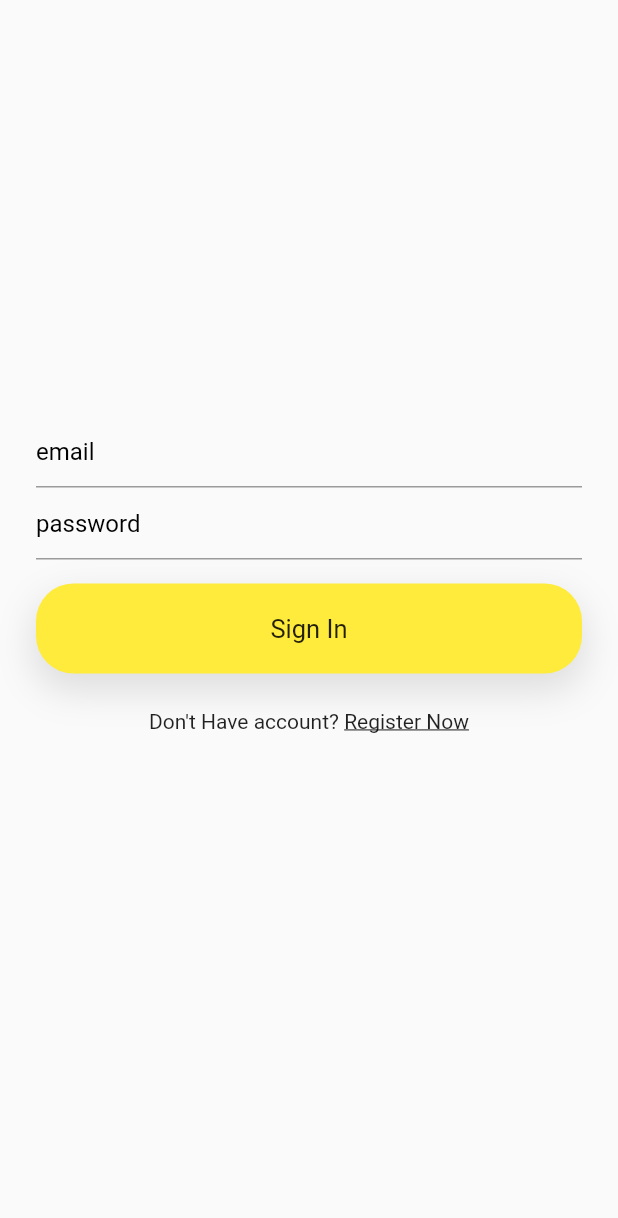
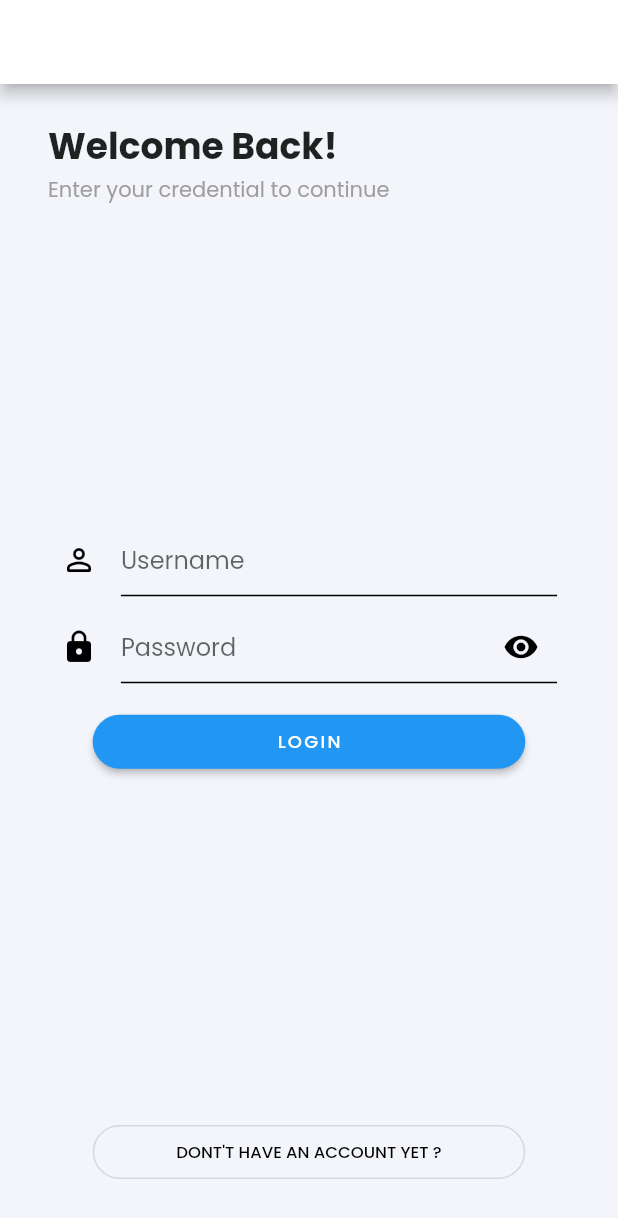
Before and after one commit to andrewtanjaya/kiolah, a Flutter app: the screen it shows after launch, on a phone screen of 412 x 824 dp. Shown: the top 1218 px of the screen. Run offline on Flutter 3.47's test engine with Material 2 defaults, Android fonts, the phone set to English and light mode, and no system bars; our stand-ins replace cloud_firestore, firebase_auth, firebase_core, google_fonts, google_sign_in, shared_preferences; accounts and stored records are empty.

Commit message:
login ui 🚀

```diff
--- /dev/null
+++ b/lib/components/login_header.dart
@@ -0,0 +1,41 @@
+import 'package:flutter/material.dart';
+import 'package:google_fonts/google_fonts.dart';
+
+class LoginHeader extends StatelessWidget {
+  final String title;
+  final String description;
+  const LoginHeader({
+    Key? key,
+    this.title: 'Welcome Back!',
+    this.description: "Enter your credential to continue",
+  }) : super(key: key);
+
+  @override
+  Widget build(BuildContext context) {
+    Size size = MediaQuery.of(context).size;
+    return Container(
+      margin: EdgeInsets.symmetric(horizontal: 16, vertical: 8),
+      width: size.width,
+      // color: Colors.blue,
+      child: Column(
+        mainAxisAlignment: MainAxisAlignment.start,
+        crossAxisAlignment: CrossAxisAlignment.start,
+        children: [
+          Text(
+            title,
+            style:
+                GoogleFonts.poppins(fontWeight: FontWeight.w700, fontSize: 24),
+          ),
+          Text(
+            description,
+            style: GoogleFonts.poppins(
+              fontWeight: FontWeight.w400,
+              fontSize: 14,
+              color: Colors.grey[500],
+            ),
+          ),
+        ],
+      ),
+    );
+  }
+}
--- /dev/null
+++ b/lib/components/password_input_field.dart
@@ -0,0 +1,61 @@
+import 'package:flutter/material.dart';
+import 'package:kiolah/etc/constants.dart';
+
+class PasswordInputField extends StatefulWidget {
+  // const PasswordInputField({ Key? key }) : super(key: key);
+
+  final TextEditingController controller;
+  final String hintText;
+  final FormFieldValidator validator;
+
+  const PasswordInputField({
+    Key? key,
+    required this.controller,
+    required this.validator,
+    this.hintText: 'Password',
+  }) : super(key: key);
+
+  @override
+  _PasswordInputFieldState createState() => _PasswordInputFieldState();
+}
+
+class _PasswordInputFieldState extends State<PasswordInputField> {
+  bool _obscureText = true;
+
+  void _toggle() {
+    setState(() {
+      _obscureText = !_obscureText;
+    });
+  }
+
+  @override
+  Widget build(BuildContext context) {
+    return TextFormField(
+      validator: widget.validator,
+      controller: widget.controller,
+      obscureText: _obscureText,
+      decoration: InputDecoration(
+        icon: Icon(
+          Icons.lock,
+          color: colorMainBlack,
+        ),
+        suffixIcon: IconButton(
+          icon: Icon(Icons.visibility),
+          color: colorMainBlack,
+          onPressed: _toggle,
+        ),
+        focusColor: colorMainBlack,
+        enabledBorder: UnderlineInputBorder(
+          borderSide: BorderSide(color: colorMainBlack),
+        ),
+        focusedBorder: UnderlineInputBorder(
+          borderSide: BorderSide(color: colorMainBlack),
+        ),
+        border: UnderlineInputBorder(
+          borderSide: BorderSide(color: colorMainBlack),
+        ),
+        hintText: widget.hintText,
+      ),
+    );
+  }
+}
--- /dev/null
+++ b/lib/components/round_button.dart
@@ -0,0 +1,38 @@
+import 'package:flutter/material.dart';
+import 'package:google_fonts/google_fonts.dart';
+
+class RoundButton extends StatelessWidget {
+  final String text;
+  final VoidCallback? onPressed;
+  const RoundButton({
+    Key? key,
+    required this.text,
+    this.onPressed,
+  }) : super(key: key);
+
+  @override
+  Widget build(BuildContext context) {
+    Size size = MediaQuery.of(context).size;
+    return Container(
+      width: size.width * .7,
+      margin: EdgeInsets.symmetric(
+        vertical: 10,
+      ),
+      child: ElevatedButton(
+        style: ElevatedButton.styleFrom(
+          alignment: Alignment.center,
+          shape: StadiumBorder(),
+        ),
+        onPressed: onPressed,
+        child: Text(
+          text,
+          style: GoogleFonts.poppins(
+            letterSpacing: 1.5,
+            fontWeight: FontWeight.w500,
+            fontSize: 12,
+          ),
+        ),
+      ),
+    );
+  }
+}
--- /dev/null
+++ b/lib/components/round_outlined_button.dart
@@ -0,0 +1,40 @@
+import 'package:flutter/material.dart';
+import 'package:google_fonts/google_fonts.dart';
+import 'package:kiolah/etc/constants.dart';
+
+class RoundOutlinedButton extends StatelessWidget {
+  final String text;
+  final VoidCallback? onPressed;
+
+  const RoundOutlinedButton({
+    Key? key,
+    this.text: 'Outlined Button',
+    this.onPressed,
+  }) : super(key: key);
+
+  @override
+  Widget build(BuildContext context) {
+    Size size = MediaQuery.of(context).size;
+    return Container(
+      margin: EdgeInsets.symmetric(vertical: 16),
+      width: size.width * .7,
+      // color: colorMainGray,
+      child: Container(
+        child: OutlinedButton(
+          onPressed: onPressed,
+          child: Text(
+            text,
+            style: GoogleFonts.poppins(
+              color: colorMainBlack,
+              fontSize: 11,
+              fontWeight: FontWeight.w500,
+            ),
+          ),
+          style: OutlinedButton.styleFrom(
+            shape: StadiumBorder(),
+          ),
+        ),
+      ),
+    );
+  }
+}
--- /dev/null
+++ b/lib/components/text_input_container.dart
@@ -0,0 +1,20 @@
+import 'package:flutter/material.dart';
+
+class TextInputContainer extends StatelessWidget {
+  final Widget child;
+  const TextInputContainer({
+    Key? key,
+    required this.child,
+  }) : super(key: key);
+
+  @override
+  Widget build(BuildContext context) {
+    Size size = MediaQuery.of(context).size;
+    return Container(
+      padding: EdgeInsets.symmetric(horizontal: 20, vertical: 5),
+      width: size.width * .9,
+      child: child,
+      // color: Colors.green,
+    );
+  }
+}
--- /dev/null
+++ b/lib/components/text_input_field.dart
@@ -0,0 +1,46 @@
+import 'package:flutter/material.dart';
+import 'package:kiolah/etc/constants.dart';
+
+class TextInputField extends StatelessWidget {
+  final TextEditingController controller;
+  final IconData icon;
+  final String hintText;
+  final FormFieldValidator validator;
+  final ValueChanged<String>? onChanged;
+
+  const TextInputField({
+    Key? key,
+    required this.controller,
+    required this.icon,
+    required this.hintText,
+    required this.validator,
+    this.onChanged,
+  }) : super(key: key);
+
+  @override
+  Widget build(BuildContext context) {
+    return TextFormField(
+      onChanged: onChanged,
+      validator: validator,
+      cursorColor: colorMainBlack,
+      decoration: InputDecoration(
+        icon: Icon(
+          Icons.person_outline_rounded,
+          color: colorMainBlack,
+        ),
+        hintText: hintText,
+        focusColor: colorMainBlack,
+        enabledBorder: UnderlineInputBorder(
+          borderSide: BorderSide(color: colorMainBlack),
+        ),
+        focusedBorder: UnderlineInputBorder(
+          borderSide: BorderSide(color: colorMainBlack),
+        ),
+        border: UnderlineInputBorder(
+          borderSide: BorderSide(color: colorMainBlack),
+        ),
+      ),
+      controller: controller,
+    );
+  }
+}
--- /dev/null
+++ b/lib/etc/constants.dart
@@ -0,0 +1,11 @@
+import 'package:flutter/material.dart';
+
+// color
+const colorMainBlack = Color(0xFF000000);
+const colorMainGray = Color(0xFFA5A7BD);
+const colorMainBlue = Color(0xFF6A80F5);
+const colorMainWhite = Color(0xFFF3F5FA);
+
+// color form
+const colorError = Color(0xFFED2C5B);
+const colorSuccess = Color(0xFF4EDBB0);
--- a/lib/main.dart
+++ b/lib/main.dart
@@ -5,8 +5,11 @@ import 'package:kiolah/helper/helperFunction.dart';
 import 'package:kiolah/views/chatList.dart';
 import 'package:kiolah/views/signIn.dart';
 import 'package:kiolah/views/signUp.dart';
+import 'package:google_fonts/google_fonts.dart';
 
-void main() async{
+import 'etc/constants.dart';
+
+void main() async {
   WidgetsFlutterBinding.ensureInitialized();
   await Firebase.initializeApp();
   runApp(MyApp());
@@ -19,7 +22,6 @@ class MyApp extends StatefulWidget {
 }
 
 class _MyAppState extends State<MyApp> {
-
   bool? isLoggedIn = false;
 
   @override
@@ -28,8 +30,8 @@ class _MyAppState extends State<MyApp> {
     super.initState();
   }
 
-  checkLoggedIn() async{
-    await HelperFunction.getUserLoggedInSP().then((value){
+  checkLoggedIn() async {
+    await HelperFunction.getUserLoggedInSP().then((value) {
       setState(() {
         isLoggedIn = value;
       });
@@ -42,8 +44,11 @@ class _MyAppState extends State<MyApp> {
       title: 'Flutter Demo',
       debugShowCheckedModeBanner: false,
       theme: ThemeData(
-
-        primarySwatch: Colors.yellow,
+        primaryColor: colorMainBlue,
+        scaffoldBackgroundColor: colorMainWhite,
+        textTheme: GoogleFonts.poppinsTextTheme(
+          Theme.of(context).textTheme,
+        ),
       ),
       home: isLoggedIn == true ? ChatList() : Authenticate(),
     );
@@ -51,7 +56,7 @@ class _MyAppState extends State<MyApp> {
 }
 
 class BlankScreen extends StatefulWidget {
-  const BlankScreen({ Key? key }) : super(key: key);
+  const BlankScreen({Key? key}) : super(key: key);
 
   @override
   _BlankScreenState createState() => _BlankScreenState();
@@ -60,8 +65,6 @@ class BlankScreen extends StatefulWidget {
 class _BlankScreenState extends State<BlankScreen> {
   @override
   Widget build(BuildContext context) {
-    return Container(
-
-    );
+    return Container();
   }
 }
--- a/lib/views/signIn.dart
+++ b/lib/views/signIn.dart
@@ -1,23 +1,31 @@
 import 'package:cloud_firestore/cloud_firestore.dart';
 import 'package:flutter/material.dart';
+import 'package:flutter/services.dart';
+import 'package:google_fonts/google_fonts.dart';
+import 'package:kiolah/components/login_header.dart';
+import 'package:kiolah/components/password_input_field.dart';
+import 'package:kiolah/components/round_button.dart';
+import 'package:kiolah/components/round_outlined_button.dart';
+import 'package:kiolah/components/text_input_container.dart';
+import 'package:kiolah/components/text_input_field.dart';
+import 'package:kiolah/etc/constants.dart';
 import 'package:kiolah/helper/constant.dart';
 import 'package:kiolah/helper/helperFunction.dart';
 import 'package:kiolah/services/auth.dart';
 import 'package:kiolah/services/database.dart';
 import 'package:kiolah/views/chatList.dart';
+import 'package:kiolah/views/signUp.dart';
 import 'package:kiolah/widgets/widget.dart';
+// import 'package:kiolah/widgets/widget.dart';
 
 class SignIn extends StatefulWidget {
   final Function toggle;
   SignIn(this.toggle);
-  // const SignIn({ Key? key }) : super(key: key);
-
   @override
   _SignInState createState() => _SignInState();
 }
 
 class _SignInState extends State<SignIn> {
-
   final formKey = GlobalKey<FormState>();
   TextEditingController emailController = new TextEditingController();
   TextEditingController passwordController = new TextEditingController();
@@ -27,13 +35,16 @@ class _SignInState extends State<SignIn> {
   bool isLoading = false;
   QuerySnapshot? snapUserInfo;
 
-  signIn(){
+  signIn() {
     HelperFunction.saveEmailSP(emailController.text);
-    if(formKey.currentState!.validate()){
-      databaseMethods.getUserByEmail(emailController.text).then((value){
+    if (formKey.currentState!.validate()) {
+      databaseMethods.getUserByEmail(emailController.text).then(
+        (value) {
           snapUserInfo = value;
-        HelperFunction.saveUsernameSP(snapUserInfo!.docs[0]["username"].toString());
-      });
+          HelperFunction.saveUsernameSP(
+              snapUserInfo!.docs[0]["username"].toString());
+        },
+      );
 
       String email = emailController.text;
       String pass = passwordController.text;
@@ -41,148 +52,245 @@ class _SignInState extends State<SignIn> {
       setState(() {
         isLoading = true;
       });
-      authMethods.signInWithEmailAndPassword(email, pass).then((value){
-        if(value != null){
 
+      authMethods.signInWithEmailAndPassword(email, pass).then(
+        (value) {
+          if (value != null) {
             HelperFunction.saveUserLoggedInSP(true);
-          HelperFunction.getUsernameSP().then((username){
+            HelperFunction.getUsernameSP().then((username) {
               Constant.myName = username.toString();
             });
 
-          Navigator.pushReplacement(context, MaterialPageRoute(builder: (context)=>ChatList()));
+            Navigator.pushReplacement(
+                context, MaterialPageRoute(builder: (context) => ChatList()));
           }
-      });
+        },
+      );
+    }
+  }
 
+  String? emailValidator(val) {
+    return RegExp(
+                r"^[a-zA-Z0-9.a-zA-Z0-9.!#$%&'*+-/=?^_`{|}~]+@[a-zA-Z0-9]+\.[a-zA-Z]+")
+            .hasMatch(val!)
+        ? null
+        : "Please provide valid email";
   }
+
+  String? passwordValidator(val) {
+    return val!.isEmpty || val.length < 6
+        ? "Password should be at least 6 characters"
+        : null;
   }
 
   @override
   Widget build(BuildContext context) {
+    // get screen size
+    Size size = MediaQuery.of(context).size;
     return Scaffold(
-      body: SingleChildScrollView(
-        child: Container(
-          height: MediaQuery.of(context).size.height-50,
-          alignment: Alignment.center,
-          child: Container(
-            padding: EdgeInsets.symmetric(horizontal: 24, vertical: 100),
+      appBar: AppBar(
+        backgroundColor: Colors.white,
+      ),
+      body: Container(
+        // color: Colors.pink,
+        width: double.infinity,
+        height: size.height,
+        child: Padding(
+          padding: const EdgeInsets.symmetric(horizontal: 16.0, vertical: 16.0),
           child: Column(
-              mainAxisSize: MainAxisSize.min,
+            // mainAxisAlignment: MainAxisAlignment.start,
+            crossAxisAlignment: CrossAxisAlignment.center,
             children: [
-                Form(
+              LoginHeader(
+                title: "Welcome Back!",
+                description: "Enter your credential to continue",
+              ),
+              Expanded(child: Container()),
+
+              // SizedBox(height: size.height * .1),
+              Container(
+                width: size.width,
+                // color: Colors.cyan,
+                margin: EdgeInsets.symmetric(vertical: 20),
+                child: Form(
                   key: formKey,
                   child: Column(
                     children: [
-                      TextFormField(
-                        validator: (val){
-                          return RegExp(r"^[a-zA-Z0-9.a-zA-Z0-9.!#$%&'*+-/=?^_`{|}~]+@[a-zA-Z0-9]+\.[a-zA-Z]+")
-                          .hasMatch(val!) ? null : "Please provide valid email";
+                      TextInputContainer(
+                        child: TextInputField(
+                          controller: emailController,
+                          validator: emailValidator,
+                          icon: Icons.person_outline_rounded,
+                          hintText: 'Username',
+                          onChanged: (value) => {},
+                        ),
+                      ),
+                      TextInputContainer(
+                        child: PasswordInputField(
+                          controller: passwordController,
+                          validator: passwordValidator,
+                        ),
+                      ),
+                      RoundButton(
+                        text: 'LOGIN',
+                        onPressed: () => signIn(),
+                      ),
+                      // SizedBox(height: size.height * .26),
+                    ],
+                  ),
+                ),
+              ),
+              Expanded(child: Container()),
+              RoundOutlinedButton(
+                text: "DONT\'T HAVE AN ACCOUNT YET ?",
+                onPressed: () {
+                  widget.toggle();
+                  // print('hello');
+                  // Navigator.of(context).pushReplacement(new MaterialPageRoute(
+                  //     builder: (BuildContext context) =>
+                  //         new SignUp(widget.toggle)));
                 },
-                        controller: emailController,
-                        decoration: textFieldInputDecoration("email")
-                      ),
-
-                      TextFormField(
-                        obscureText: true,
-                        validator: (val){
-                          return val!.isEmpty || val.length < 6 ? "Password should be at least 6 characters" : null;
-                        },
-                        controller: passwordController,
-                        decoration: textFieldInputDecoration("password")
               ),
             ],
           ),
         ),
-                // SizedBox(height: 16,),
-                // Container(
-                //   alignment: Alignment.centerRight,
-                //   child: Container(
-                //     padding: EdgeInsets.symmetric(horizontal: 16, vertical: 8),
-                //     child: Text(
-                //       "Forgot Password?",
-                //       style: TextStyle(
-                //         color: Colors.black
+      ),
+    );
+    // return Scaffold(
+    //   body: SingleChildScrollView(
+    //     child: Container(
+    //       height: MediaQuery.of(context).size.height - 50,
+    //       alignment: Alignment.center,
+    //       child: Container(
+    //         padding: EdgeInsets.symmetric(horizontal: 24, vertical: 100),
+    //         child: Column(
+    //           mainAxisSize: MainAxisSize.min,
+    //           children: [
+    //             Form(
+    //               key: formKey,
+    //               child: Column(
+    //                 children: [
+    //                   // email
+    //                   TextFormField(
+    //                     validator: (val) {
+    //                       return RegExp(
+    //                                   r"^[a-zA-Z0-9.a-zA-Z0-9.!#$%&'*+-/=?^_`{|}~]+@[a-zA-Z0-9]+\.[a-zA-Z]+")
+    //                               .hasMatch(val!)
+    //                           ? null
+    //                           : "Please provide valid email";
+    //                     },
+    //                     controller: emailController,
+    //                     decoration: textFieldInputDecoration("email"),
+    //                   ),
+
+    //                   // password
+    //                   TextFormField(
+    //                       obscureText: true,
+    //                       validator: (val) {
+    //                         return val!.isEmpty || val.length < 6
+    //                             ? "Password should be at least 6 characters"
+    //                             : null;
+    //                       },
+    //                       controller: passwordController,
+    //                       decoration: textFieldInputDecoration("password")),
+    //                 ],
+    //               ),
+    //             ),
+    //             // SizedBox(height: 16,),
+    //             // Container(
+    //             //   alignment: Alignment.centerRight,
+    //             //   child: Container(
+    //             //     padding: EdgeInsets.symmetric(horizontal: 16, vertical: 8),
+    //             //     child: Text(
+    //             //       "Forgot Password?",
+    //             //       style: TextStyle(
+    //             //         color: Colors.black
+    //             //       ),
+    //             //     ),
+    //             //   ),
+    //             // ),
+    //             SizedBox(
+    //               height: 16,
+    //             ),
+    //             GestureDetector(
+    //               onTap: () {
+    //                 signIn();
+    //               },
+    //               child: Container(
+    //                 alignment: Alignment.center,
+    //                 width: MediaQuery.of(context).size.width,
+    //                 padding: EdgeInsets.symmetric(vertical: 20),
+    //                 decoration: BoxDecoration(
+    //                     boxShadow: [
+    //                       BoxShadow(
+    //                         color: Colors.grey.withOpacity(0.3),
+    //                         spreadRadius: 2,
+    //                         blurRadius: 20,
+    //                         offset: Offset(0, 10),
+    //                       )
+    //                     ],
+    //                     color: Colors.yellow,
+    //                     borderRadius: BorderRadius.circular(25)),
+    //                 child: Text(
+    //                   "Sign In",
+    //                   style: TextStyle(fontSize: 17),
+    //                 ),
+    //               ),
+    //             ),
+    //             SizedBox(
+    //               height: 16,
+    //             ),
+    //             // GestureDetector(
+    //             //   onTap: (){
+    //             //     authMethods.signInWithGoogle(context);
+    //             //   },
+    //             //   child: Container(
+    //             //     alignment: Alignment.center,
+    //             //     width: MediaQuery.of(context).size.width,
+    //             //     padding: EdgeInsets.symmetric(vertical: 20),
+    //             //     decoration: BoxDecoration(
+    //             //       boxShadow: [
+    //             //         BoxShadow(
+    //             //           color: Colors.grey.withOpacity(0.3),
+    //             //           spreadRadius: 2,
+    //             //           blurRadius: 20,
+    //             //           offset: Offset(0, 10),
+    //             //         )
+    //             //       ],
+    //             //       color: Colors.white,
+    //             //       borderRadius: BorderRadius.circular(25)
+    //             //     ),
+    //             //     child: Text("Sign In With Google",
+    //             //     style: TextStyle(
+    //             //       fontSize: 17
+    //             //     ),),
+    //             //   ),
+    //             // ),
+    //             // SizedBox(height: 16,),
+    //             Row(
+    //               mainAxisAlignment: MainAxisAlignment.center,
+    //               children: [
+    //                 Text("Don't Have account? "),
+    //                 GestureDetector(
+    //                   onTap: () {
+    //                     widget.toggle();
+    //                   },
+    //                   child: Container(
+    //                     padding: EdgeInsets.symmetric(vertical: 8),
+    //                     child: Text(
+    //                       "Register Now",
+    //                       style:
+    //                           TextStyle(decoration: TextDecoration.underline),
+    //                     ),
+    //                   ),
+    //                 )
+    //               ],
+    //             )
+    //           ],
+    //         ),
     //       ),
     //     ),
     //   ),
-                // ),
-                SizedBox(height: 16,),
-                GestureDetector(
-                  onTap: (){
-                    signIn();
-                  },
-                child :
-                  Container(
-                    alignment: Alignment.center,
-                    width: MediaQuery.of(context).size.width,
-                    padding: EdgeInsets.symmetric(vertical: 20),
-                    decoration: BoxDecoration(
-                      boxShadow: [
-                        BoxShadow(
-                          color: Colors.grey.withOpacity(0.3),
-                          spreadRadius: 2,
-                          blurRadius: 20,
-                          offset: Offset(0, 10),
-                        )
-                      ],
-                      color: Colors.yellow,
-                      borderRadius: BorderRadius.circular(25)
-                    ),
-                    child: Text("Sign In",
-                    style: TextStyle(
-                      fontSize: 17
-                    ),),
-                  ),
-                ),
-                SizedBox(height: 16,),
-                // GestureDetector(
-                //   onTap: (){
-                //     authMethods.signInWithGoogle(context);
-                //   },
-                //   child: Container(
-                //     alignment: Alignment.center,
-                //     width: MediaQuery.of(context).size.width,
-                //     padding: EdgeInsets.symmetric(vertical: 20),
-                //     decoration: BoxDecoration(
-                //       boxShadow: [
-                //         BoxShadow(
-                //           color: Colors.grey.withOpacity(0.3),
-                //           spreadRadius: 2,
-                //           blurRadius: 20,
-                //           offset: Offset(0, 10),
-                //         )
-                //       ],
-                //       color: Colors.white,
-                //       borderRadius: BorderRadius.circular(25)
-                //     ),
-                //     child: Text("Sign In With Google",
-                //     style: TextStyle(
-                //       fontSize: 17
-                //     ),),
-                //   ),
-                // ),
-                // SizedBox(height: 16,),
-                Row(
-                  mainAxisAlignment: MainAxisAlignment.center,
-                  children: [
-                    Text("Don't Have account? "),
-                    GestureDetector(
-                      onTap: (){
-                        widget.toggle();
-                      },
-                      child: Container(
-                        padding: EdgeInsets.symmetric(vertical: 8),
-                        child: Text("Register Now", style: TextStyle(
-                          decoration: TextDecoration.underline
-                        ),),
-                      ),
-                    )
-                  ],
-                )
-              ],
-            ),
-          ),
-        ),
-      ),
-    );
+    // );
   }
 }
--- a/pubspec.yaml
+++ b/pubspec.yaml
@@ -33,6 +33,9 @@ dependencies:
   firebase_core: ^1.3.0
   shared_preferences: ^2.0.6
   google_sign_in : ^5.0.4
+  flutter_svg: ^0.22.0
+  google_fonts: ^2.1.0
+
 
 dev_dependencies:
   flutter_test:
```
Also changed, not shown: lib/model/account.dart (+8 -3 lines), pubspec.lock. Lines whose indentation alone changed are shown as unchanged.
